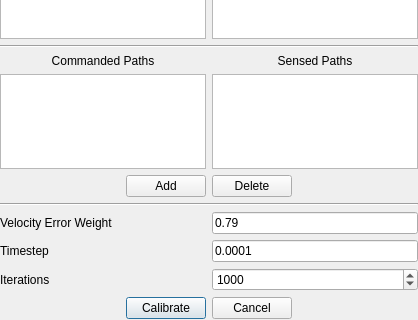
The window that Main/MotorCalibrateQt/dialog.ui (krishauser/Klampt) describes before a commit, drawn with Qt 5; both pictures show x 0 to 418 and y 242 to 562 of the 418 by 562 pixel window.
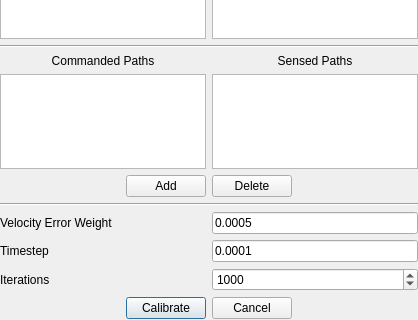
The same window after the commit.

Commit message: more realistic default velocity weight for noisy data

```diff
--- a/Main/MotorCalibrateQt/dialog.ui
+++ b/Main/MotorCalibrateQt/dialog.ui
@@ -242,7 +242,7 @@
     <item row="14" column="1" colspan="2">
      <widget class="QLineEdit" name="line_error">
       <property name="text">
-       <string>0.79</string>
+       <string>0.0005</string>
       </property>
      </widget>
     </item>
```
